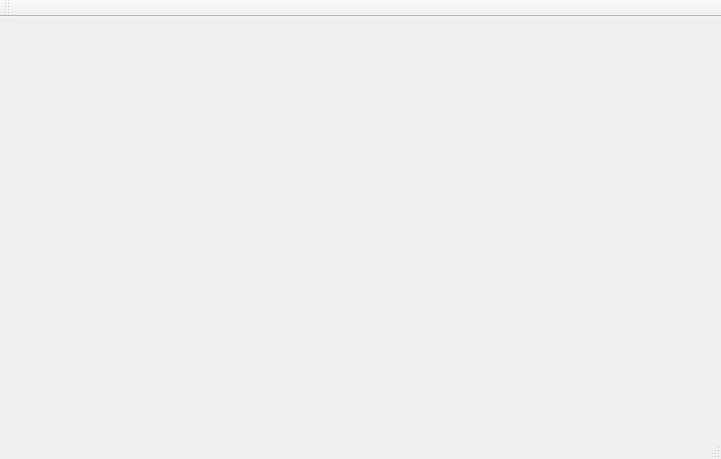
Above: mainwindow.ui from rust3128/MposTools before the change. Below: the same form after it.
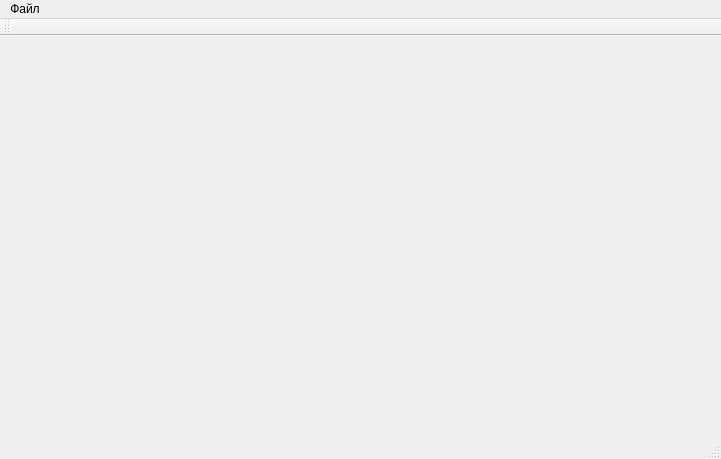
That is the form after the change.

```diff
--- a/mainwindow.ui
+++ b/mainwindow.ui
@@ -23,6 +23,13 @@
      <height>23</height>
     </rect>
    </property>
+   <widget class="QMenu" name="menu">
+    <property name="title">
+     <string>Файл</string>
+    </property>
+    <addaction name="actionConnect"/>
+   </widget>
+   <addaction name="menu"/>
   </widget>
   <widget class="QToolBar" name="mainToolBar">
    <attribute name="toolBarArea">
@@ -32,7 +39,18 @@
     <bool>false</bool>
    </attribute>
   </widget>
-  <widget class="QStatusBar" name="statusBar"/>
+  <widget class="QStatusBar" name="statusBar">
+   <property name="font">
+    <font>
+     <pointsize>12</pointsize>
+    </font>
+   </property>
+  </widget>
+  <action name="actionConnect">
+   <property name="text">
+    <string>Выбрать подключение</string>
+   </property>
+  </action>
  </widget>
  <layoutdefault spacing="6" margin="11"/>
  <resources/>
```
